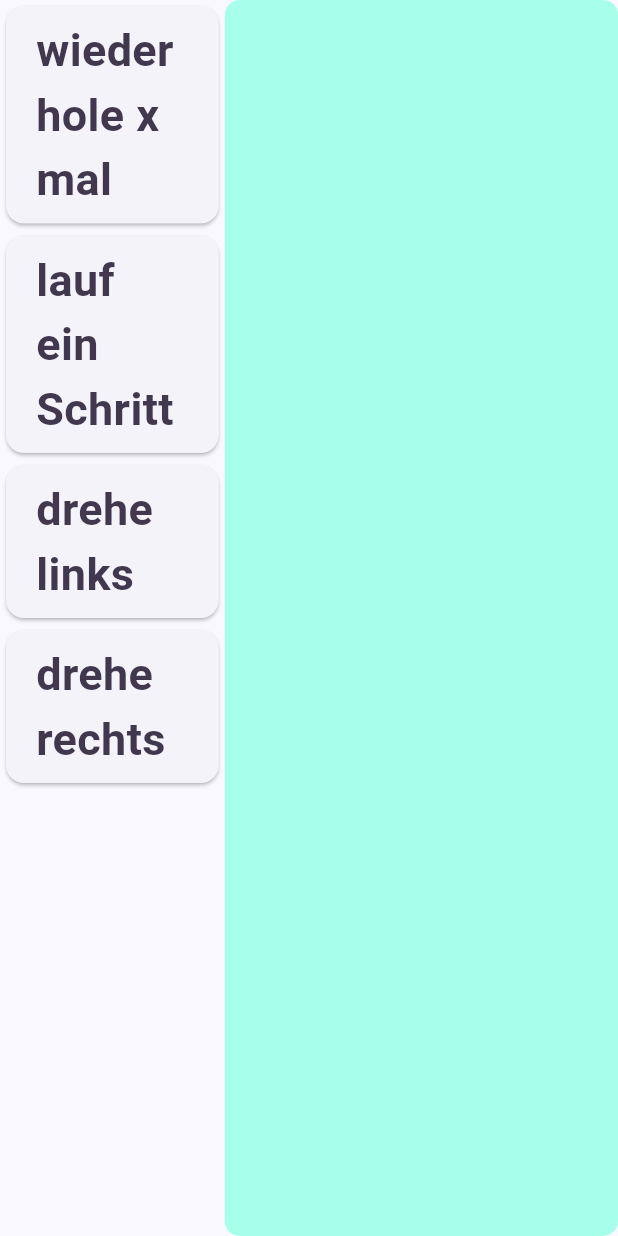
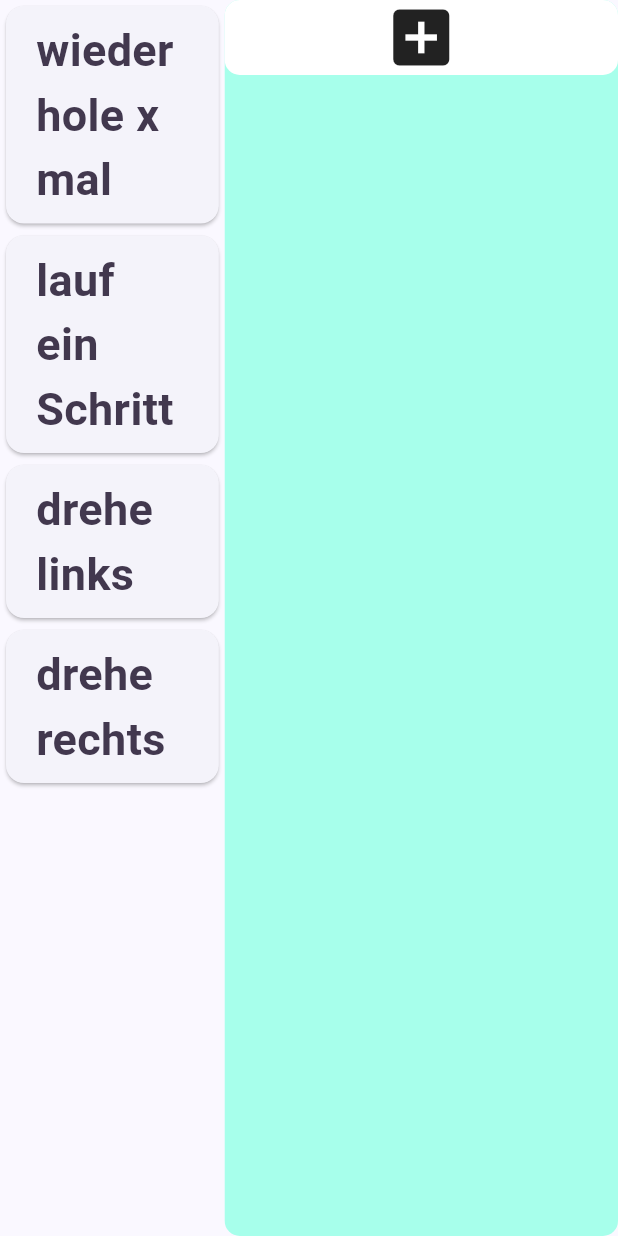
Before and after one commit to tobi187/WalzMesseApp, a Flutter app: the EditorScreen widget shown alone on an empty page, opened directly, on a phone screen of 412 x 824 dp. Run offline on Flutter 3.47's test engine with Material 2 defaults, Android fonts, the light colour scheme and no system bars; our stand-ins replace audioplayers, flutter_fortune_wheel, go_router, rive, shared_preferences; missing offline and left inert: games_services; accounts and stored records are empty.

Commit message:
implementing editor

```diff
--- /dev/null
+++ b/lib/src/game_internals/editor_state.dart
@@ -0,0 +1,32 @@
+import 'package:flutter/material.dart';
+
+class EditorState extends ChangeNotifier {
+  final List<CodeItem> _items = [];
+
+  int get length => _items.length * 2 + 1;
+  List<CodeItem> get items => _items;
+
+  void addItem(CodeItem item, int callerIndex) {
+
+    notifyListeners();
+  }
+}
+
+enum CodeType { loop, turnLeft, turnRight, walk, adder }
+
+class CodeItem {
+  final String? text;
+  final int indent;
+  final CodeType type;
+  int _childCount = 0;
+
+  int get childCount => _childCount;
+  void addChild() => _childCount++;
+  void removeChild() => _childCount--;
+
+  CodeItem({required this.type, this.text, this.indent = 0});
+
+  CodeItem.adder(this.indent)
+      : text = null,
+        type = CodeType.adder;
+}
--- a/lib/src/game_internals/robot_state.dart
+++ b/lib/src/game_internals/robot_state.dart
@@ -12,8 +12,9 @@ final class RobotState extends ChangeNotifier {
   bool _isAnimationPlaying = false;
   bool _isReady = false;
   int currentStep = 0;
+  final _animationDuration = Duration(seconds: 1);
 
-  final steps = ["right", "right", "down", "right"];
+  final steps = ["forward", "forward", "right", "forward", "left", "forward"];
 
   bool get isReady => _isReady;
   bool get isAnimationPlaying => _isAnimationPlaying;
@@ -21,24 +22,30 @@ final class RobotState extends ChangeNotifier {
   double get height => _rPosition.height;
   double get xStart => _rPosition.posX;
   double get yStart => _rPosition.posY;
+  double get rotation => _rPosition.rotation;
+  Duration get animationDuration => _animationDuration;
 
   void step() {
     if (currentStep >= steps.length) {
       _isAnimationPlaying = false;
       return;
     }
+    Duration dur = Duration(milliseconds: 300);
     switch (steps[currentStep]) {
       case "right":
-        _rPosition.walkRight();
+        _rPosition.turnRight();
       case "left":
-        _rPosition.walkLeft();
-      case "up":
-        _rPosition.walkTop();
-      case "down":
-        _rPosition.walkBot();
+        _rPosition.turnLeft();
+      case "forward":
+        _rPosition.walk();
+        dur = Duration(seconds: 1);
+      default:
+        throw Exception(steps[currentStep]);
     }
+    notifyListeners();
     currentStep++;
-    notifyListeners();
+    _logger.info("Current rotation: $rotation");
+    Future.delayed(dur, step);
   }
 
   void initPos(RenderObject? renderBox) {
@@ -60,6 +67,7 @@ class RobotPosition {
   double posY = 0;
   double height = 0;
   double width = 0;
+  double rotation = 0;
 
   void initPos(double? x, double? y, double h, double w) {
     posX = x ?? 0;
@@ -68,20 +76,33 @@ class RobotPosition {
     width = w;
   }
 
-  void walkRight() {
-    posX += width;
+  void turnLeft() {
+    rotation -= 90;
+    if (rotation < 0) {
+      rotation += 360;
+    }
   }
 
-  void walkLeft() {
-    posX -= width;
+  void turnRight() {
+    rotation += 90;
+    if (rotation > 300) {
+      rotation = 0;
+    }
   }
 
-  void walkTop() {
-    posX -= height;
-  }
-
-  void walkBot() {
-    posY += height;
+  void walk() {
+    switch (rotation) {
+      case 0:
+        posX += width;
+      case 90:
+        posY += height;
+      case 180:
+        posX -= width;
+      case 270:
+        posY -= width;
+      default:
+        throw Exception("Rotation unknown");
+    }
   }
 
   @override
--- a/lib/src/play_session/Robots/editor_screen.dart
+++ b/lib/src/play_session/Robots/editor_screen.dart
@@ -1,26 +1,42 @@
 import 'package:flutter/material.dart';
+import 'package:game_template/src/game_internals/editor_state.dart';
+import 'package:logging/logging.dart';
+import 'package:provider/provider.dart';
 
 class EditorScreen extends StatelessWidget {
-  const EditorScreen({super.key});
+  EditorScreen({super.key});
 
-  static const texts = [
-    "wiederhole x mal",
-    "lauf ein Schritt",
-    "drehe links",
-    "drehe rechts"
+  final _logger = Logger("EditorScreen");
+
+  final texts = [
+    CodeItem(type: CodeType.loop, text: "wiederhole x mal"),
+    CodeItem(type: CodeType.walk, text: "lauf ein Schritt"),
+    CodeItem(type: CodeType.turnLeft, text: "drehe links"),
+    CodeItem(type: CodeType.turnRight, text: "drehe rechts")
   ];
+
+  ListTile renderCodeBlock(CodeItem item) {
+    final block = switch (item.type) {
+      CodeType.loop => RightCodeBlock(data: item),
+      _ => RightCodeBlock(data: item)
+    };
+
+    return ListTile(
+      title: block,
+    );
+  }
 
   @override
   Widget build(BuildContext context) {
-    return Row(
+    return ChangeNotifierProvider(
+      create: (context) => EditorState(),
+      child: Row(
         children: [
           Expanded(
             flex: 4,
             child: ListView(
               children: texts
-                .map((e) => CodeBlock(
-                      text: e,
-                    ))
+                  .map((el) => LeftCodeBlock(item: el))
                   .toList(growable: false),
             ),
           ),
@@ -31,38 +47,95 @@ class EditorScreen extends StatelessWidget {
                 color: Colors.tealAccent.shade100,
                 borderRadius: BorderRadius.circular(10),
               ),
-              child: ListView.separated(
-                  itemBuilder: (context, index) => Container(),
-                  separatorBuilder: (context, index) => SizedBox(
-                        height: 10,
+              child: Consumer<EditorState>(
+                builder: (context, state, child) => ReorderableListView(
+                  header: DragTarget<CodeItem>(
+                    builder: (context, candidateItems, rejectedItems) {
+                      return Container(
+                        width: double.infinity,
+                        decoration: BoxDecoration(
+                          color: Colors.white,
+                          borderRadius: BorderRadius.circular(10),
                         ),
-                  itemCount: 0),
-            ))
+                        child: Center(
+                          child: Icon(Icons.add_box, size: 50),
+                        ),
+                      );
+                    },
+                    onAccept: (item) {
+                      state.addItem(item, 0);
+                    },
+                  ),
+                  onReorder: ((oldIndex, newIndex) {}),
+                  children:
+                      state.items.map(renderCodeBlock).toList(growable: false),
+                ),
+              ),
+            ),
+          ),
+        ],
+      ),
+    );
+  }
+}
+
+class Adder extends StatelessWidget {
+  const Adder({super.key, required this.callback});
+  final void Function(String item)? callback;
+
+  @override
+  Widget build(BuildContext context) {
+    return DragTarget<String>(
+      builder: (context, candidateItems, rejectedItems) {
+        return Container(
+          width: double.infinity,
+          decoration: BoxDecoration(
+            color: Colors.white,
+            borderRadius: BorderRadius.circular(10),
+          ),
+          child: Center(
+            child: Icon(Icons.add_box),
+          ),
+        );
+      },
+      onAccept: callback,
+    );
+  }
+}
+
+class RightCodeBlock extends StatelessWidget {
+  const RightCodeBlock({super.key, required this.data});
+  final CodeItem data;
+
+  @override
+  Widget build(BuildContext context) {
+    return Row(
+      mainAxisAlignment: MainAxisAlignment.start,
+      crossAxisAlignment: CrossAxisAlignment.start,
+      mainAxisSize: MainAxisSize.max,
+      children: [
+        SizedBox(width: 20.0 * data.indent),
+        Container(
+          decoration: BoxDecoration(
+            color: Colors.white,
+            borderRadius: BorderRadius.circular(10),
+          ),
+          child: Text(data.text ?? "Fail"),
+        )
       ],
     );
   }
 }
 
-class CodeItem extends StatelessWidget {
-  const CodeItem({super.key, required this.indent});
-  final int indent;
+class LeftCodeBlock extends StatelessWidget {
+  const LeftCodeBlock({super.key, required this.item});
+  final CodeItem item;
 
   @override
   Widget build(BuildContext context) {
-    return Container(
-      child: Text(),
-    );
-  }
-}
-
-class CodeBlock extends StatelessWidget {
-  const CodeBlock({super.key, required this.text});
-  final String text;
-
-  @override
-  Widget build(BuildContext context) {
-    return LongPressDraggable(
+    return LongPressDraggable<CodeItem>(
       maxSimultaneousDrags: 1,
+      data: item,
       feedback: Container(
         decoration: BoxDecoration(
           color: Colors.cyan,
@@ -72,7 +145,7 @@ class CodeBlock extends StatelessWidget {
         height: 80,
         child: Center(
           child: Text(
-            text,
+            item.text ?? "Fail",
             style: TextStyle(
                 fontSize: 30,
                 fontWeight: FontWeight.w600,
@@ -84,7 +157,7 @@ class CodeBlock extends StatelessWidget {
         child: Padding(
           padding: const EdgeInsets.symmetric(vertical: 8, horizontal: 20),
           child: Text(
-            text,
+            item.text ?? "Fail",
             style: TextStyle(
               fontSize: 30,
               fontWeight: FontWeight.w600,
```
Also changed, not shown: lib/src/play_session/Robots/field.dart (+9 -5 lines). Lines whose indentation alone changed are shown as unchanged.
